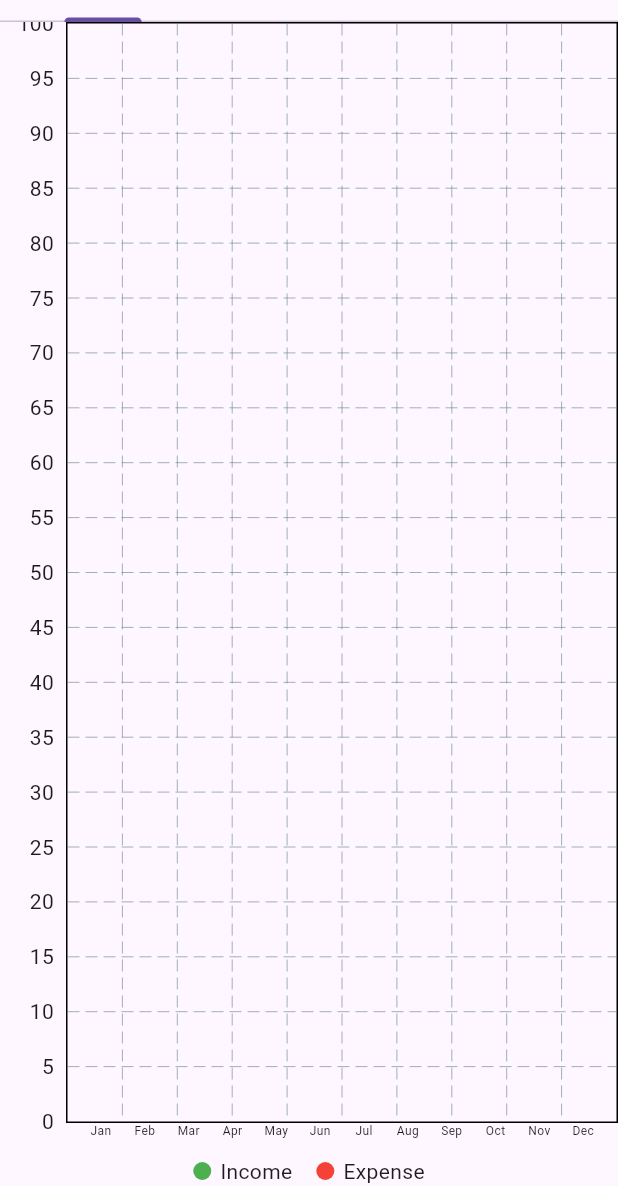
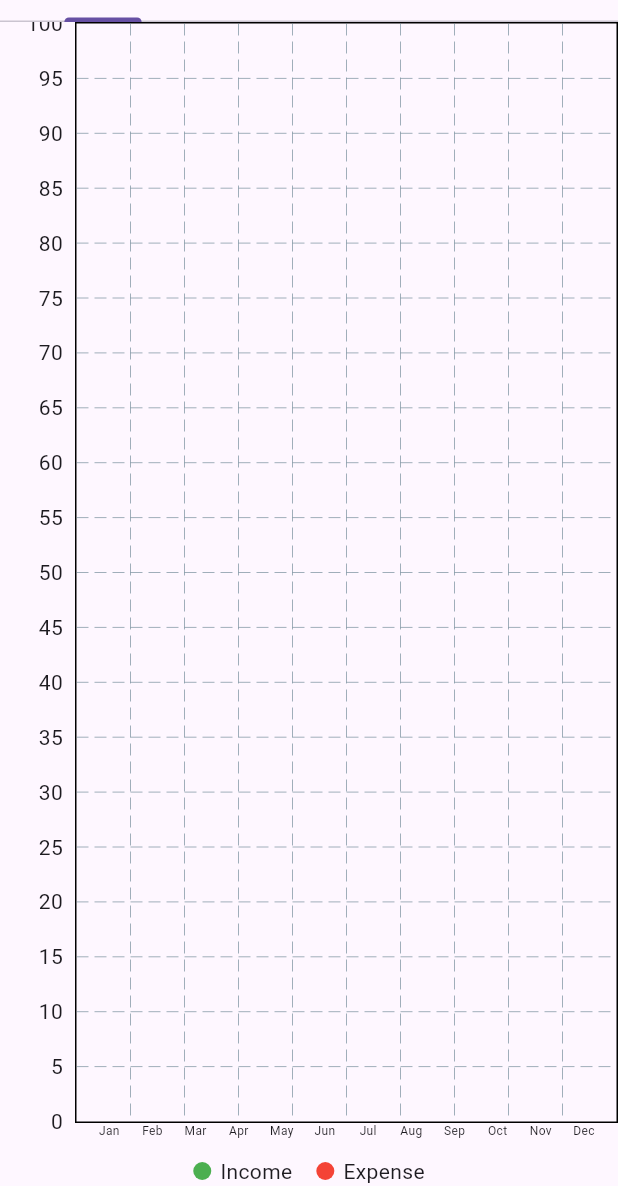
Before and after one commit to Fady-Esam/finance-app, a Flutter app: the AnalyticView screen opened directly, on a phone screen of 412 x 824 dp, the part 50-1236 px from its top. Run offline on Flutter 3.47's test engine with Material 3 defaults, Android fonts, the phone set to English and light mode, and no system bars; drawn by our look-alikes of fl_chart; our stand-ins replace dartz, flutter_bloc, flutter_svg, hive, hive_flutter, shared_preferences; accounts and stored records are empty.

Commit message:
enhance charts widgets and functionality

```diff
--- a/lib/features/analytic/presentation/views/widgets/income_expense_bar_chart.dart
+++ b/lib/features/analytic/presentation/views/widgets/income_expense_bar_chart.dart
@@ -4,6 +4,7 @@ import 'package:flutter/material.dart';
 import 'package:flutter_bloc/flutter_bloc.dart';
 
 import '../../../../../core/funcs/get_month_abbreviation.dart';
+import '../../../../../generated/l10n.dart';
 import '../../../../home/data/models/finance_item_model.dart';
 import '../../manager/cubits/manage_bar_chart_cubit/manage_bar_chart_cubit.dart';
 
@@ -25,24 +26,13 @@ class IncomeExpenseBarChart extends StatelessWidget {
         Expanded(
           child: BarChart(
             BarChartData(
-              // barTouchData: BarTouchData(
-              //   enabled: true,
-              //   touchTooltipData: BarTouchTooltipData(
-              //     tooltipRoundedRadius: 12,
-              //     fitInsideHorizontally: true,
-              //     fitInsideVertically: true,
-              //     getTooltipItem: (group, groupIndex, rod, rodIndex) {
-              //       final label = rod.toY.toStringAsFixed(2);
-              //       return BarTooltipItem(
-              //         'Expensed: $label',
-              //         const TextStyle(
-              //           color: Colors.white,
-              //           fontWeight: FontWeight.bold,
-              //         ),
-              //       );
-              //     },
-              //   ),
-              // ),
+              barTouchData: BarTouchData(
+                enabled: true,
+                touchTooltipData: BarTouchTooltipData(
+                  fitInsideHorizontally: true,
+                  fitInsideVertically: true,
+                ),
+              ),
               barGroups:
                   grouped.entries.map((entry) {
                     return BarChartGroupData(
@@ -69,6 +59,23 @@ class IncomeExpenseBarChart extends StatelessWidget {
                 rightTitles: AxisTitles(
                   sideTitles: SideTitles(showTitles: false),
                 ),
+                leftTitles: AxisTitles(
+                  sideTitles: SideTitles(
+                    showTitles: true,
+                    reservedSize: 50,
+                    // getTitlesWidget: (value, meta) {
+                    //   return Padding(
+                    //     padding: const EdgeInsets.only(
+                    //       right: 6.0,
+                    //     ), // 👈 spacing from axis line
+                    //     child: Text(
+                    //       formatNumberAsK(value), // optional: format 1000 -> 1k
+                    //       style: const TextStyle(fontSize: 10),
+                    //     ),
+                    //   );
+                    // },
+                  ),
+                ),
                 topTitles: AxisTitles(
                   sideTitles: SideTitles(showTitles: false),
                 ),
@@ -90,16 +97,32 @@ class IncomeExpenseBarChart extends StatelessWidget {
         Row(
           mainAxisAlignment: MainAxisAlignment.center,
           children: [
-            _buildLegendItem(Colors.green, 'Income'),
+            BuildLegendItemCustomWidget(
+              color: Colors.green,
+              label: S.of(context).income,
+            ),
             const SizedBox(width: 16),
-            _buildLegendItem(Colors.red, 'Expense'),
+            BuildLegendItemCustomWidget(
+              color: Colors.red,
+              label: S.of(context).expense,
+            ),
           ],
         ),
       ],
     );
   }
+}
 
-  Widget _buildLegendItem(Color color, String label) {
+class BuildLegendItemCustomWidget extends StatelessWidget {
+  const BuildLegendItemCustomWidget({
+    super.key,
+    required this.color,
+    required this.label,
+  });
+  final Color color;
+  final String label;
+  @override
+  Widget build(BuildContext context) {
     return Row(
       children: [
         Container(
--- a/lib/features/home/data/repos/home_repo_impl.dart
+++ b/lib/features/home/data/repos/home_repo_impl.dart
@@ -179,7 +179,7 @@ class HomeRepoImpl implements HomeRepo {
       final box = Hive.box<FinanceItemModel>('finance');
       final DateTimeRange dateRange = DateTimeRange(
         start: DateTime(2025, 1, 1),
-        end: DateTime(2025, 5, 6),
+        end: DateTime(2025, 12, 31),
       );
 
       final start = DateTime(
@@ -202,7 +202,6 @@ class HomeRepoImpl implements HomeRepo {
           box.values.where((item) {
             final date = item.dateTime;
             // Handle date filtering
-
             final matchesDate = !date.isBefore(start) && !date.isAfter(end);
             return matchesDate;
           }).toList();
--- a/lib/l10n/intl_ar.arb
+++ b/lib/l10n/intl_ar.arb
@@ -72,6 +72,7 @@
     "analytics": "تحليلات",
     "monthly": "شهري",
     "cashflow": "التدفق النقدي",
-    "duplicate_category_error": "هذه الفئة موجودة بالفعل"
-
+    "duplicate_category_error": "هذه الفئة موجودة بالفعل",
+    "tooltipBalanceLabel": "{month}\nالرصيد: {balance}",
+    "value" : "القيمة: "
 }
--- a/lib/l10n/intl_en.arb
+++ b/lib/l10n/intl_en.arb
@@ -72,5 +72,7 @@
     "analytics": "Analytics",
     "monthly": "Monthly",
     "cashflow": "Cash Flow",
-    "duplicate_category_error": "This category already exists"
+    "duplicate_category_error": "This category already exists",
+    "tooltipBalanceLabel": "Month {month}\nBalance: {balance}",
+    "value" : "Value: "
 }
--- a/lib/main.dart
+++ b/lib/main.dart
@@ -1,7 +1,5 @@
-import 'dart:developer';
 import 'dart:ui';
 import 'package:finance_flutter_app/core/helper/on_generate_routes.dart';
-import 'package:finance_flutter_app/core/utils/color_utils.dart';
 import 'package:finance_flutter_app/features/category/data/models/category_model.dart';
 import 'package:finance_flutter_app/features/home/data/repos/home_repo_impl.dart';
 import 'package:finance_flutter_app/features/home/presentation/manager/cubits/manage_finance_cubit/manage_finance_cubit.dart';
```
Also changed, not shown: lib/features/analytic/presentation/views/widgets/cash_flow_line_chart.dart (+29 -6 lines), lib/features/analytic/presentation/views/widgets/category_pie_chart.dart (+31 -83 lines), lib/generated/intl/messages_ar.dart, lib/generated/intl/messages_en.dart, lib/generated/l10n.dart.
